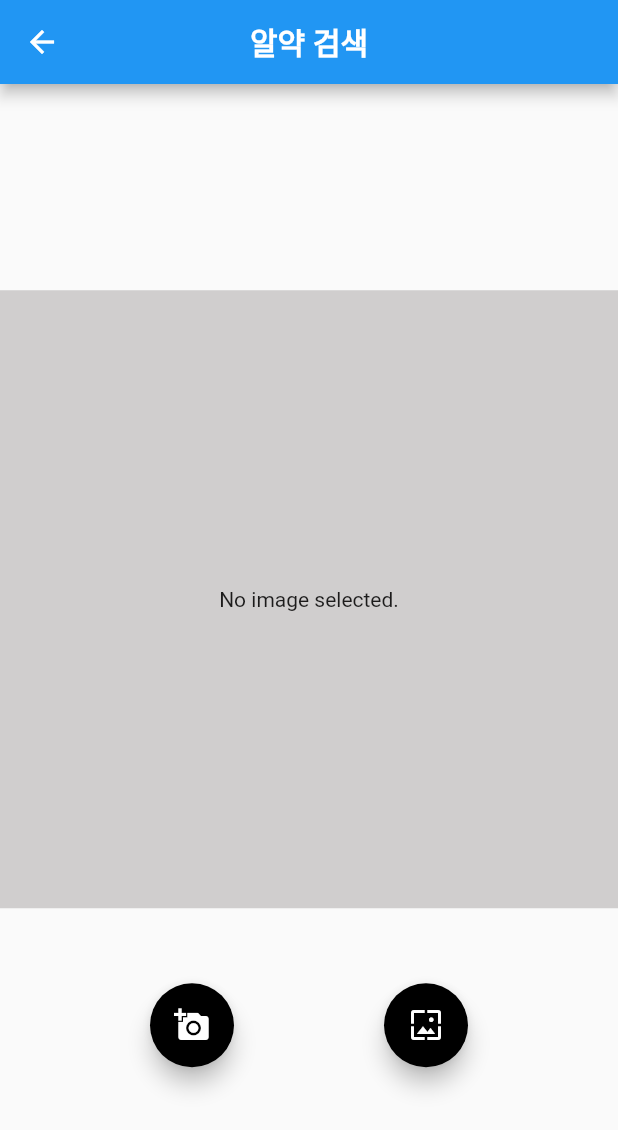
After one commit to kimgiraffe/MedVision_FrontEnd, a Flutter app: the Home screen opened directly, item 2 of the bottom bar chosen, after a tap on the "add a photo" icon, on a phone screen of 412 x 824 dp. The commit adds this screen. Shown: the top 1130 px of the screen. Run offline on Flutter 3.47's test engine with Material 2 defaults, Android fonts, the phone set to English and light mode, and no system bars; our stand-ins replace camera, google_fonts, image_picker, table_calendar.

Commit message:
알약 검색 페이지 추가

```diff
--- a/lib/home.dart
+++ b/lib/home.dart
@@ -1,7 +1,9 @@
 import 'package:flutter/material.dart';
 import 'package:intl/intl.dart';
+import 'package:my_app/pages/SearchPillPage.dart';
 import 'package:table_calendar/table_calendar.dart';
 import 'package:http/http.dart' as http;
+import 'package:my_app/pages/SearchPillPage.dart';
 
 class Home extends StatefulWidget {
   const Home({Key? key}) : super(key: key);
@@ -14,6 +16,9 @@ class HomeState extends State<Home> {
   int _selectedIndex = 0;
 
   static List<Widget> pages = <Widget>[
+    Container(),
+    SearchPillPage(),
+    Container(),
   ];
 
   Map<DateTime, List<dynamic>> _events = {};
@@ -34,6 +39,7 @@ class HomeState extends State<Home> {
       _selectedIndex = index;
     });
   }
+
 
   @override
   Widget build(BuildContext context) {
@@ -146,9 +152,9 @@ class HomeState extends State<Home> {
 
       bottomNavigationBar: BottomNavigationBar(
         selectedItemColor: Theme.of(context).textSelectionTheme.selectionColor,
-        currentIndex: _selectedIndex,
-        onTap: _onItemTapped,
-        items: const [
+        //currentIndex: _selectedIndex,
+        //onTap: _onItemTapped,
+        items: const <BottomNavigationBarItem>[
           BottomNavigationBarItem(
               icon: Icon(Icons.home),
               label: 'Home'
@@ -162,6 +168,18 @@ class HomeState extends State<Home> {
               label: 'Menu',
           ),
         ],
+        onTap: (index) {
+          setState(() {
+            _selectedIndex = index;
+            if(index == 1){
+              Navigator.push(
+                context,
+                MaterialPageRoute(builder: (context) => SearchPillPage()),
+              );
+            }
+          });
+        },
+        currentIndex: _selectedIndex,
       ),
     );
   }
--- /dev/null
+++ b/lib/pages/SearchPillPage.dart
@@ -0,0 +1,64 @@
+import 'package:flutter/material.dart';
+import 'package:my_app/home.dart';
+import 'package:camera/camera.dart';
+import 'package:flutter/semantics.dart';
+import 'package:image_picker/image_picker.dart';
+import 'dart:io';
+
+class SearchPillPage extends StatefulWidget {
+  @override
+  _SearchPillPageState createState() => _SearchPillPageState();
+}
+
+class _SearchPillPageState extends State<SearchPillPage> {
+  File? _image;
+  final picker = ImagePicker();
+
+  Future getImage(ImageSource imageSource) async {
+    final image = await picker.pickImage(source: imageSource);
+
+    setState(() {
+      _image = File(image!.path);
+    });
+  }
+
+  Widget showImage() {
+    return Container(
+      color: const Color(0xffd0cece),
+      width: MediaQuery.of(context).size.width,
+      height: MediaQuery.of(context).size.width,
+      child: Center(
+        child: _image == null? Text("No image selected.") : Image.file(File(_image!.path))
+      ),
+    );
+  }
+
+  @override
+  Widget build(BuildContext context) {
+    return Scaffold(
+      appBar: AppBar(
+        centerTitle: true,
+          title: Text('알약 검색')
+      ),
+      body: Column(
+        mainAxisAlignment: MainAxisAlignment.center,
+        children: [
+          SizedBox(height: 25.0),
+          showImage(),
+          SizedBox(height: 50.0),
+          Row(
+            mainAxisAlignment: MainAxisAlignment.spaceEvenly,
+            children: <Widget>[
+              FloatingActionButton(child: Icon(Icons.add_a_photo),tooltip: 'pick image',onPressed: (){getImage(ImageSource.camera);}),
+              FloatingActionButton(child: Icon(Icons.wallpaper), tooltip: 'pick image', onPressed: (){getImage(ImageSource.gallery);})
+            ],
+          )
+        ],
+
+      ),
+
+
+
+    );
+  }
+}
--- a/pubspec.yaml
+++ b/pubspec.yaml
@@ -39,6 +39,8 @@ dependencies:
   table_calendar: ^3.0.9
   intl: ^0.18.0
   http: ^0.13.6
+  camera: ^0.10.5
+  image_picker: ^0.8.7+5
 
 dev_dependencies:
   flutter_test:
```
Also changed, not shown: lib/pages/SignUpPage.dart (+13 -2 lines), pubspec.lock, 2 other files.
